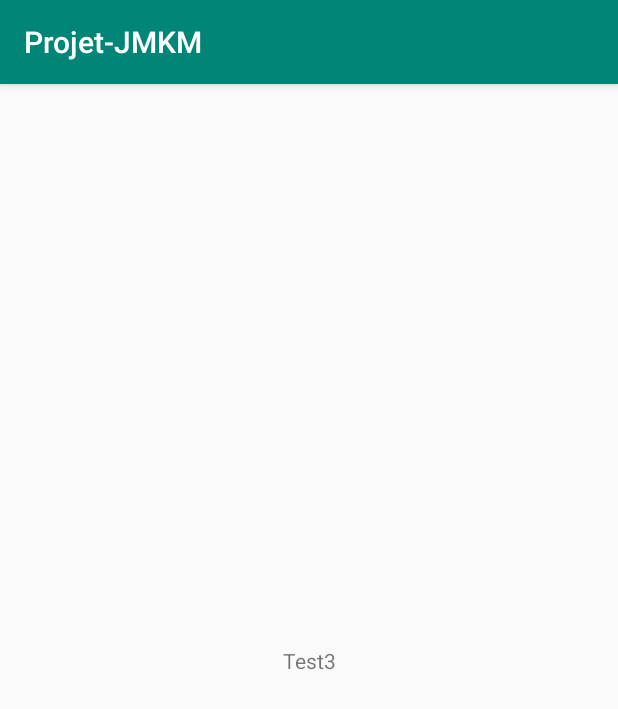
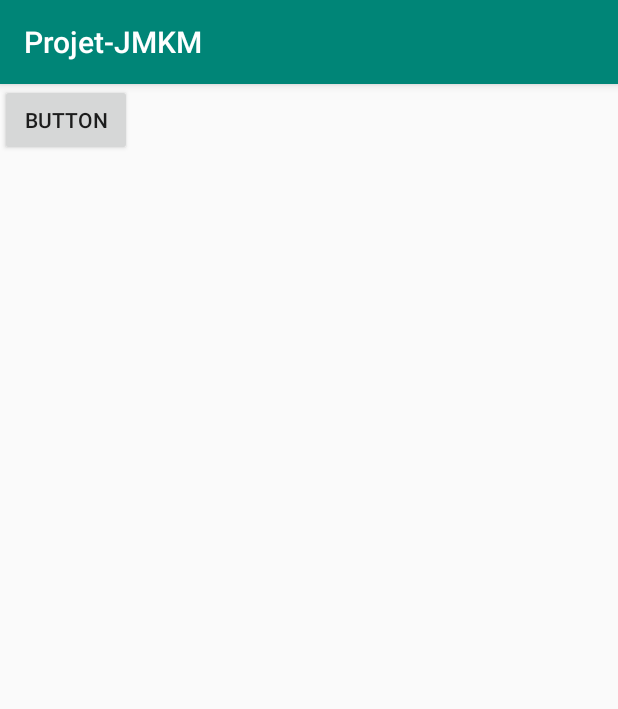
Before and after one commit to JMKM-SEG/AndroidFiles, an Android app: the screen it shows after launch (MainActivity), on a phone screen of 412 x 824 dp. Shown: the top 709 px of the screen. Run offline under Robolectric (Android 15) with nearby library versions, the phone set to English and light mode, and no system bars.

Commit message:
added button

```diff
--- a/app/src/main/res/layout/activity_main.xml
+++ b/app/src/main/res/layout/activity_main.xml
@@ -6,13 +6,22 @@
     android:layout_height="match_parent"
     tools:context=".MainActivity">
 
-    <TextView
-        android:layout_width="wrap_content"
-        android:layout_height="wrap_content"
-        android:text="Test3"
-        app:layout_constraintBottom_toBottomOf="parent"
-        app:layout_constraintLeft_toLeftOf="parent"
-        app:layout_constraintRight_toRightOf="parent"
-        app:layout_constraintTop_toTopOf="parent" />
+    <LinearLayout
+        android:layout_width="match_parent"
+        android:layout_height="match_parent"
+        android:orientation="horizontal">
+
+        <LinearLayout
+            android:layout_width="match_parent"
+            android:layout_height="match_parent"
+            android:orientation="vertical">
+
+            <Button
+                android:id="@+id/button3"
+                android:layout_width="wrap_content"
+                android:layout_height="wrap_content"
+                android:text="Button" />
+        </LinearLayout>
+    </LinearLayout>
 
 </android.support.constraint.ConstraintLayout>
```
